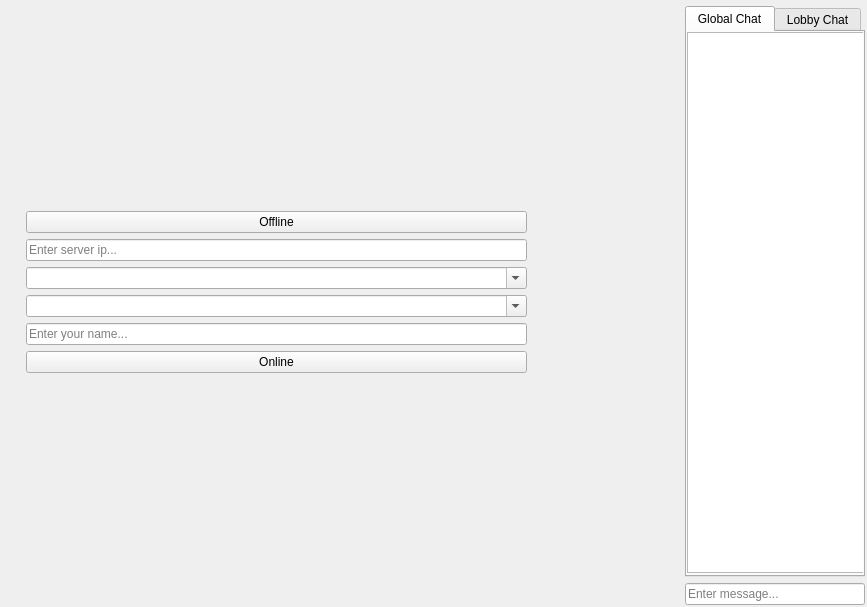
Bodzioo44/CPP_Rewrite, file QtDesigner.ui: the form before one commit.
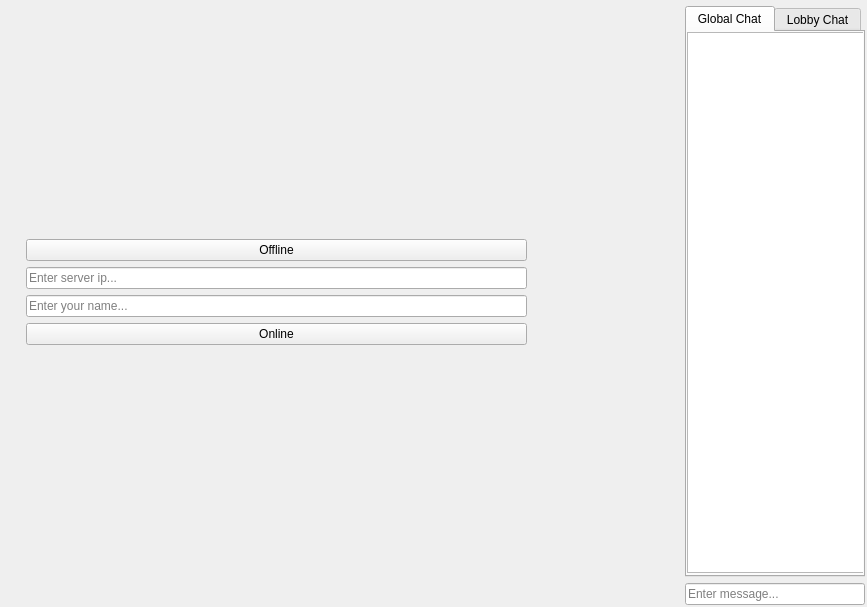
The form after the commit.

What changed in the file:
```diff
--- a/QtDesigner.ui
+++ b/QtDesigner.ui
@@ -147,35 +147,6 @@
             </property>
            </widget>
           </item>
-          <item>
-           <widget class="QComboBox" name="IP_ComboBox">
-            <property name="editable">
-             <bool>true</bool>
-            </property>
-            <property name="maxVisibleItems">
-             <number>5</number>
-            </property>
-            <property name="placeholderText">
-             <string>Enter server ip...</string>
-            </property>
-           </widget>
-          </item>
-          <item>
-           <widget class="QComboBox" name="Name_ComboBox">
-            <property name="autoFillBackground">
-             <bool>false</bool>
-            </property>
-            <property name="editable">
-             <bool>true</bool>
-            </property>
-            <property name="maxVisibleItems">
-             <number>5</number>
-            </property>
-            <property name="placeholderText">
-             <string>Enter your name...</string>
-            </property>
-           </widget>
-          </item>
           <item>
            <widget class="QLineEdit" name="Name_Input_Box">
             <property name="placeholderText">
```
